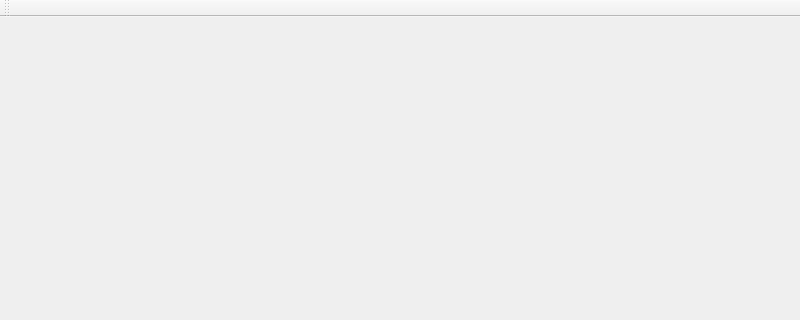
Before: the Qt Designer form src/ui/github/githubrepobrowser.ui in kaniol-lck/modmanager, drawn with Qt 5; both pictures show x 0 to 800 and y 0 to 320 of the 800 by 600 pixel window.
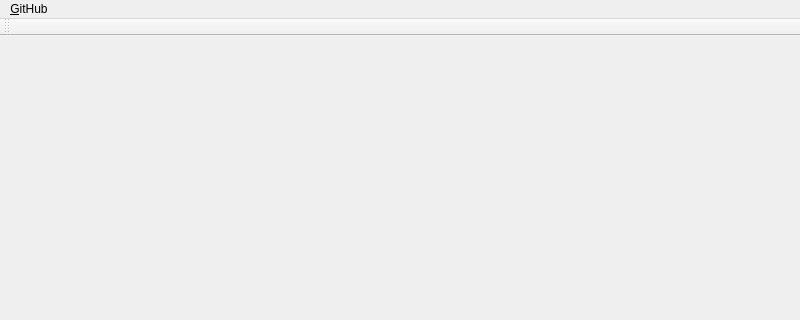
After: the same form once the commit is applied. Custom widgets are drawn as their Qt base class.

Commit message: merge menu bar

The edit to the form file:
```diff
--- a/src/ui/github/githubrepobrowser.ui
+++ b/src/ui/github/githubrepobrowser.ui
@@ -26,6 +26,22 @@
     <bool>false</bool>
    </attribute>
   </widget>
+  <widget class="QMenuBar" name="menuBar">
+   <property name="geometry">
+    <rect>
+     <x>0</x>
+     <y>0</y>
+     <width>800</width>
+     <height>27</height>
+    </rect>
+   </property>
+   <widget class="QMenu" name="menu_GitHub">
+    <property name="title">
+     <string>&amp;GitHub</string>
+    </property>
+   </widget>
+   <addaction name="menu_GitHub"/>
+  </widget>
  </widget>
  <customwidgets>
   <customwidget>
```
The commit also changes 14 other files.
